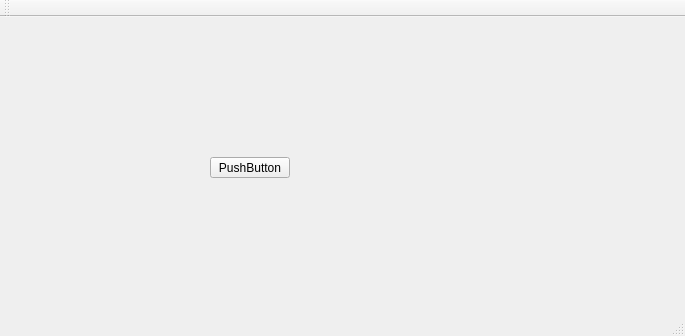
Before: the Qt Designer form mainwindow.ui in cotara/STMviewer, drawn with Qt 5.
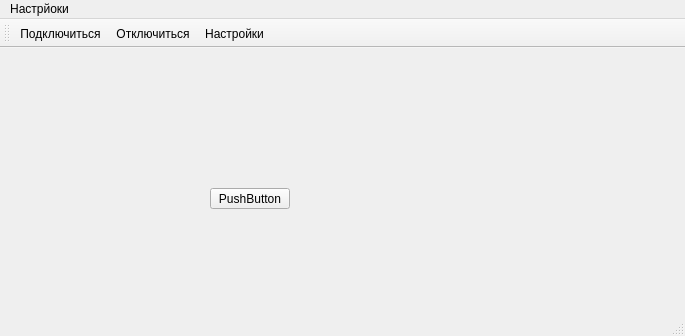
After: the same form once the commit is applied. Icons and pictures are not drawn.

```diff
--- a/mainwindow.ui
+++ b/mainwindow.ui
@@ -37,6 +37,15 @@
      <height>20</height>
     </rect>
    </property>
+   <widget class="QMenu" name="menu">
+    <property name="title">
+     <string>Настрйоки</string>
+    </property>
+    <addaction name="connect"/>
+    <addaction name="disconnect"/>
+    <addaction name="settings"/>
+   </widget>
+   <addaction name="menu"/>
   </widget>
   <widget class="QToolBar" name="mainToolBar">
    <attribute name="toolBarArea">
@@ -45,8 +54,38 @@
    <attribute name="toolBarBreak">
     <bool>false</bool>
    </attribute>
+   <addaction name="connect"/>
+   <addaction name="disconnect"/>
+   <addaction name="settings"/>
   </widget>
   <widget class="QStatusBar" name="statusBar"/>
+  <action name="connect">
+   <property name="icon">
+    <iconset resource="res.qrc">
+     <normaloff>:/1/Resources/connect.png</normaloff>:/1/Resources/connect.png</iconset>
+   </property>
+   <property name="text">
+    <string>Подключиться</string>
+   </property>
+  </action>
+  <action name="disconnect">
+   <property name="icon">
+    <iconset resource="res.qrc">
+     <normaloff>:/1/Resources/disconnect.png</normaloff>:/1/Resources/disconnect.png</iconset>
+   </property>
+   <property name="text">
+    <string>Отключиться</string>
+   </property>
+  </action>
+  <action name="settings">
+   <property name="icon">
+    <iconset resource="res.qrc">
+     <normaloff>:/1/Resources/settings.png</normaloff>:/1/Resources/settings.png</iconset>
+   </property>
+   <property name="text">
+    <string>Настройки</string>
+   </property>
+  </action>
  </widget>
  <layoutdefault spacing="6" margin="11"/>
  <resources/>
```
Left out of the diff: 4 changed lines with no effect on the pictures.
